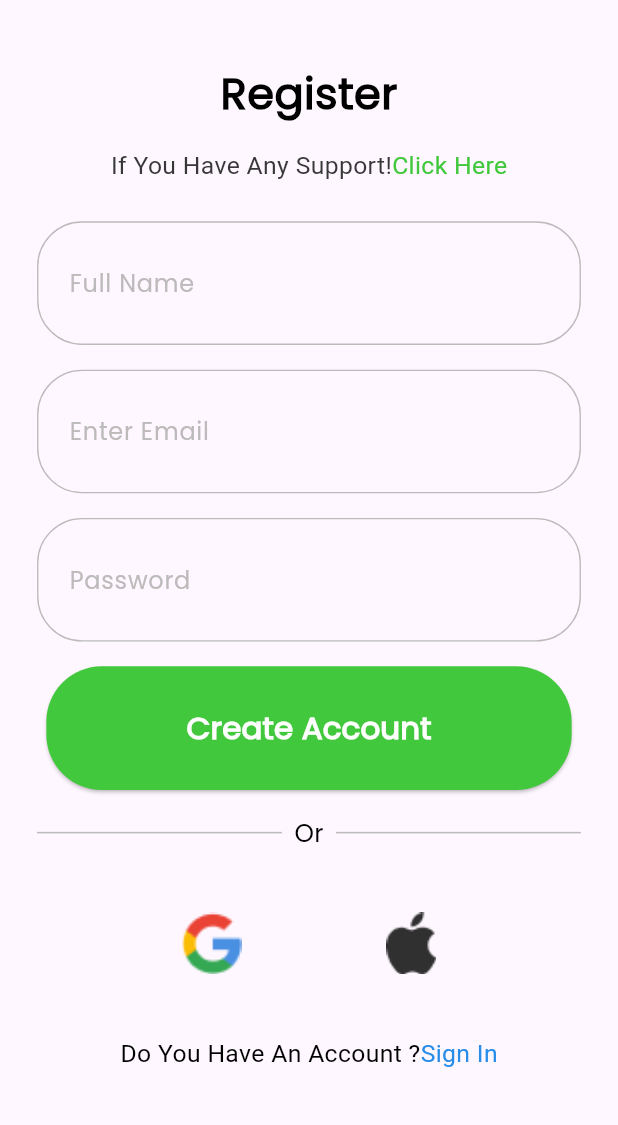
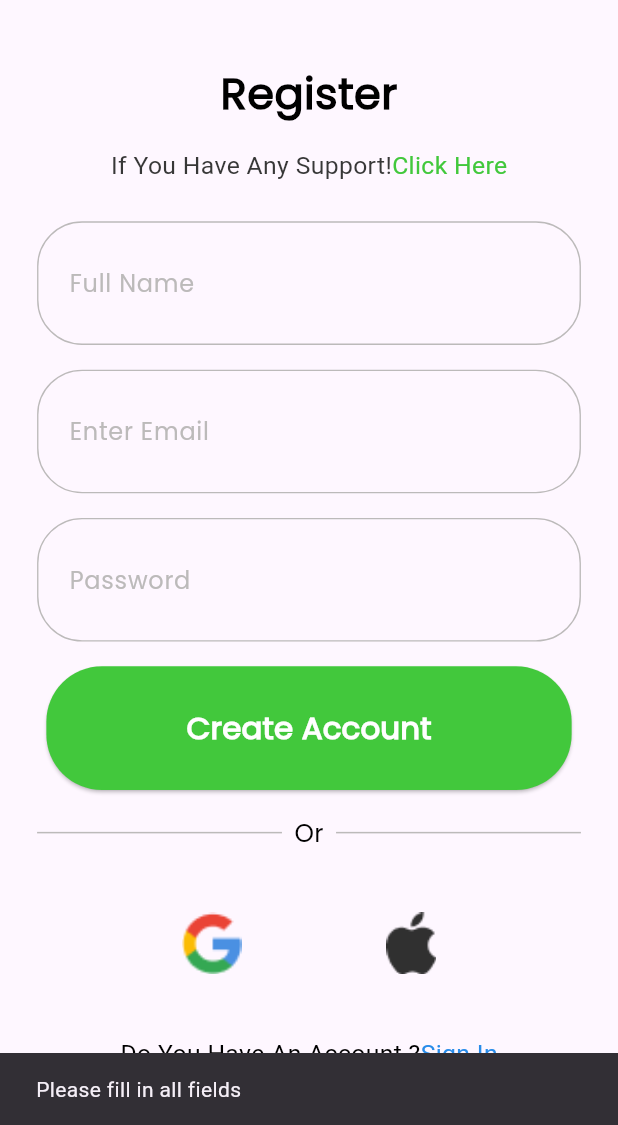
Before and after one commit to bismanaz12/spotify, a Flutter app: the SignUp screen opened directly, after a tap on "Create Account", on a phone screen of 412 x 824 dp, the part 111-1236 px from its top. Run offline on Flutter 3.47's test engine with Material 3 defaults, Android fonts, the phone set to English and light mode, and no system bars; our stand-ins replace cloud_firestore, firebase_auth, firebase_core; accounts and stored records are empty.

Commit message:
first commit

```diff
--- a/lib/main.dart
+++ b/lib/main.dart
@@ -1,4 +1,6 @@
+import 'package:firebase_core/firebase_core.dart';
 import 'package:flutter/material.dart';
+import 'package:spotify/firebase_options.dart';
 import 'package:spotify/screens/choosemode.dart';
 import 'package:spotify/screens/getstarted.dart';
 import 'package:spotify/screens/loading.dart';
@@ -6,7 +8,9 @@ import 'package:spotify/screens/register.dart';
 import 'package:spotify/screens/signin.dart';
 import 'package:spotify/screens/signup.dart';
 
-void main() {
+void main() async {
+  WidgetsFlutterBinding.ensureInitialized();
+  await Firebase.initializeApp(options: DefaultFirebaseOptions.currentPlatform);
   runApp(const MyApp());
 }
 
--- /dev/null
+++ b/lib/models/usermodel.dart
@@ -0,0 +1,25 @@
+class Usermodel {
+  String name;
+  String id;
+  String email;
+  String pass;
+
+  Usermodel(
+      {required this.email,
+      required this.name,
+      required this.pass,
+      required this.id});
+
+  Map<String, dynamic> toMap() {
+    return {'name': name, 'email': email, 'pass': pass, 'id': id};
+  }
+
+  factory Usermodel.fromMap(Map<String, dynamic> map) {
+    return Usermodel(
+      id: map['id'],
+      email: map['email'],
+      name: map['name'],
+      pass: map['pass'],
+    );
+  }
+}
--- a/lib/screens/register.dart
+++ b/lib/screens/register.dart
@@ -58,6 +58,8 @@ class Register extends StatelessWidget {
                       width: width * 0.4, // 40% of screen width
                       child: Image.asset(
                         'assets/images/spotify.png',
+
+
                         fit: BoxFit.contain,
                       ),
                     ),
--- a/lib/screens/signup.dart
+++ b/lib/screens/signup.dart
@@ -1,7 +1,13 @@
+import 'package:cloud_firestore/cloud_firestore.dart';
+import 'package:firebase_auth/firebase_auth.dart';
 import 'package:flutter/material.dart';
+import 'package:spotify/models/usermodel.dart';
 
 class SignUp extends StatelessWidget {
-  const SignUp({super.key});
+  SignUp({super.key});
+  TextEditingController namecont = TextEditingController();
+  TextEditingController emailcont = TextEditingController();
+  TextEditingController passcont = TextEditingController();
 
   @override
   Widget build(BuildContext context) {
@@ -85,6 +91,7 @@ class SignUp extends StatelessWidget {
                   padding: EdgeInsets.only(left: width * 0.05),
                   child: Center(
                     child: TextFormField(
+                      controller: namecont,
                       decoration: InputDecoration(
                         border: InputBorder.none,
                         hintText: 'Full Name',
@@ -112,6 +119,7 @@ class SignUp extends StatelessWidget {
                   padding: EdgeInsets.only(left: width * 0.05),
                   child: Center(
                     child: TextFormField(
+                      controller: emailcont,
                       decoration: InputDecoration(
                         border: InputBorder.none,
                         hintText: 'Enter Email',
@@ -139,6 +147,7 @@ class SignUp extends StatelessWidget {
                   padding: EdgeInsets.only(left: width * 0.05),
                   child: Center(
                     child: TextFormField(
+                      controller: passcont,
                       decoration: InputDecoration(
                         border: InputBorder.none,
                         hintText: 'Password',
@@ -161,7 +170,56 @@ class SignUp extends StatelessWidget {
                   ),
                   backgroundColor: Color(0xff42C83C),
                 ),
-                onPressed: () {},
+                onPressed: () async {
+                  try {
+                    // Validate input fields
+                    if (emailcont.text.isEmpty ||
+                        passcont.text.isEmpty ||
+                        namecont.text.isEmpty) {
+                      // Show an error message to the user
+                      ScaffoldMessenger.of(context).showSnackBar(
+                        SnackBar(content: Text('Please fill in all fields')),
+                      );
+                      return;
+                    }
+
+                    // Create user account
+                    UserCredential userCredential = await FirebaseAuth.instance
+                        .createUserWithEmailAndPassword(
+                      email: emailcont.text,
+                      password: passcont.text,
+                    );
+
+                    // Create user model
+                    Usermodel model = Usermodel(
+                      email: emailcont.text,
+                      name: namecont.text,
+                      pass: passcont.text,
+                      id: userCredential.user!.uid,
+                    );
+
+                    // Save user data to Firestore
+                    await FirebaseFirestore.instance
+                        .collection('users')
+                        .doc(userCredential.user!.uid)
+                        .set(model.toMap());
+
+                    // Clear input fields
+                    emailcont.clear();
+                    namecont.clear();
+                    passcont.clear();
+
+                    // Show success message
+                    ScaffoldMessenger.of(context).showSnackBar(
+                      SnackBar(content: Text('User registered successfully')),
+                    );
+                  } catch (e) {
+                    // Handle errors (e.g., email already in use, weak password)
+                    ScaffoldMessenger.of(context).showSnackBar(
+                      SnackBar(content: Text('Error: ${e.toString()}')),
+                    );
+                  }
+                },
                 child: Text(
                   'Create Account',
                   style: TextStyle(
--- a/pubspec.yaml
+++ b/pubspec.yaml
@@ -35,6 +35,10 @@ dependencies:
   # The following adds the Cupertino Icons font to your application.
   # Use with the CupertinoIcons class for iOS style icons.
   cupertino_icons: ^1.0.8
+  firebase_core: ^3.6.0
+  firebase_auth: ^5.3.1
+  cloud_firestore: ^5.4.4
+  uuid: ^4.5.1
 
 dev_dependencies:
   flutter_test:
```
Also changed, not shown: lib/screens/loading.dart (+9 -1 lines), firebase.json (added), lib/firebase_options.dart (added), pubspec.lock, 6 other files.
